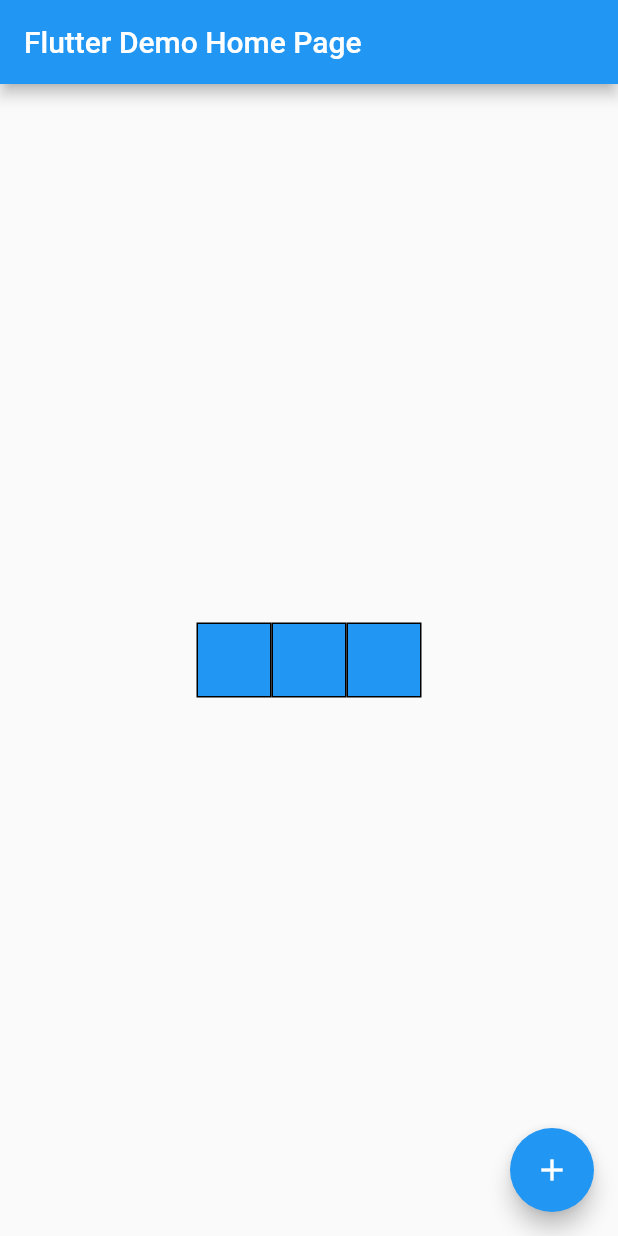
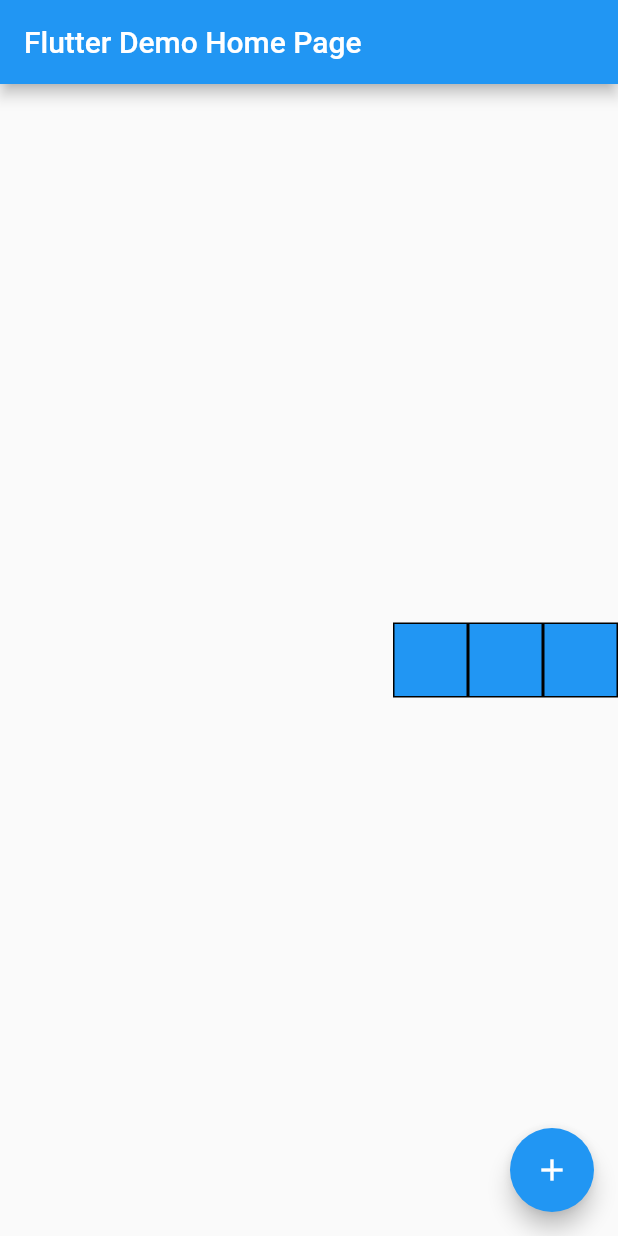
Before and after one commit to probepark/flutter-study, a Flutter app: the screen it shows after launch, on a phone screen of 412 x 824 dp. Run offline on Flutter 3.47's test engine with Material 2 defaults, Android fonts, the phone set to English and light mode, and no system bars.

Commit message:
mainAxisAlignment end

```diff
--- a/basic/lib/main.dart
+++ b/basic/lib/main.dart
@@ -45,7 +45,8 @@ class _MyHomePageState extends State<MyHomePage> {
           mainAxisAlignment: MainAxisAlignment.center,
           children: <Widget>[
             Row(
-              mainAxisSize: MainAxisSize.min,
+//              mainAxisSize: MainAxisSize.min,
+              mainAxisAlignment: MainAxisAlignment.end,
               children: <Widget>[
                 BlueBox(),
                 BlueBox(),
```
